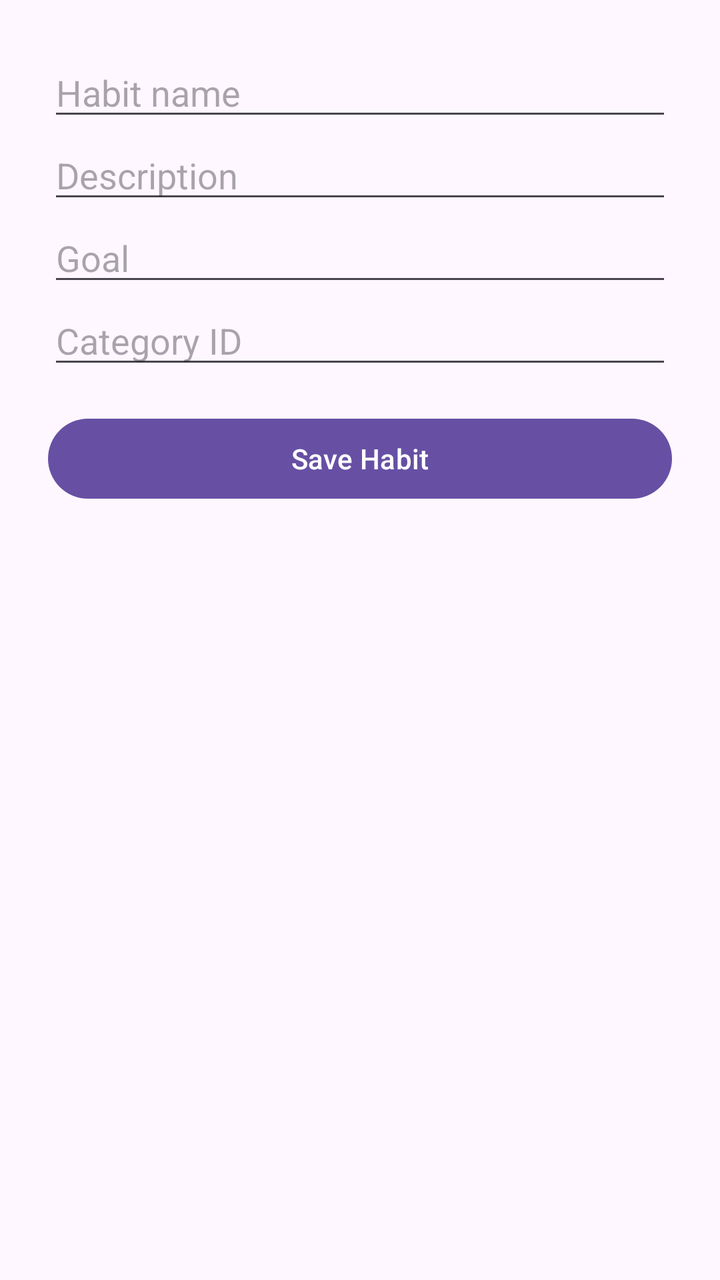
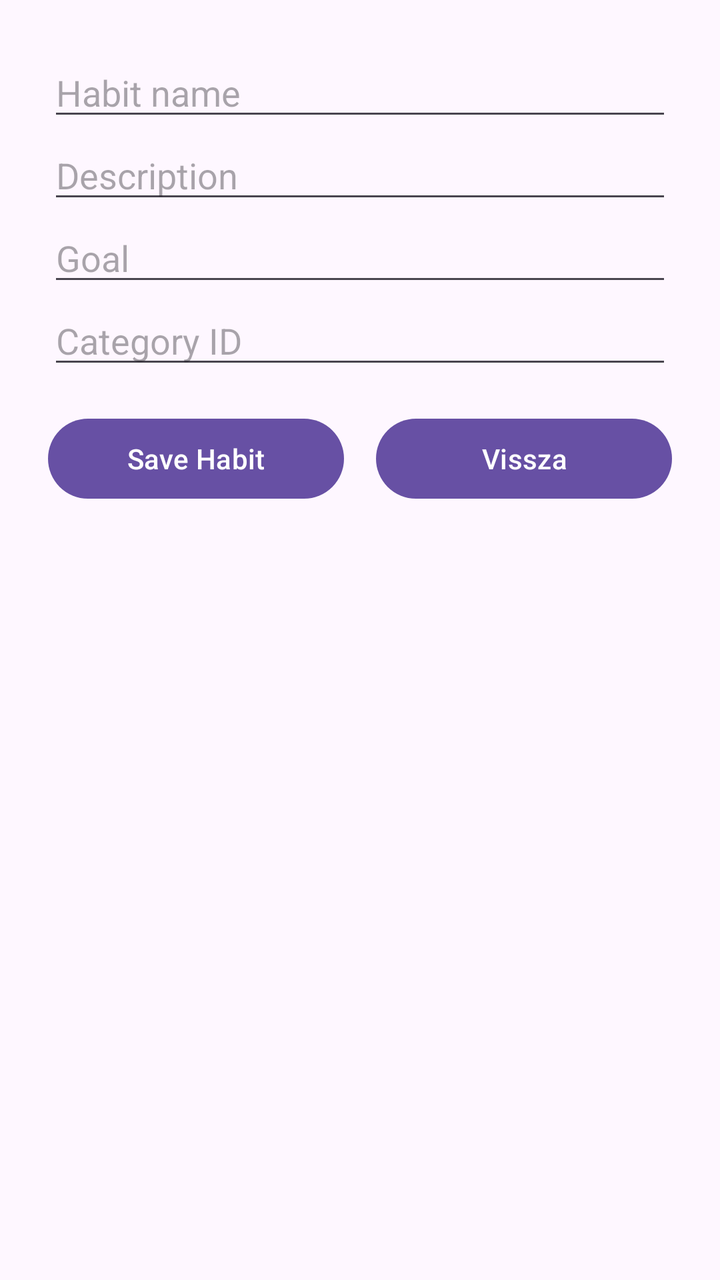

Two renders of the same Android screen: before a commit and after it. Below are the layout's source before the change and the commit's diff.
<!-- AndroidManifest.xml: application theme Theme.MyApplication -->
<!-- res/layout/fragment_add_habit.xml -->
<?xml version="1.0" encoding="utf-8"?>
<androidx.constraintlayout.widget.ConstraintLayout
    xmlns:android="http://schemas.android.com/apk/res/android"
    android:layout_width="match_parent"
    android:layout_height="match_parent">

    <LinearLayout
        xmlns:android="http://schemas.android.com/apk/res/android"
        android:orientation="vertical"
        android:padding="24dp"
        android:layout_width="match_parent"
        android:layout_height="match_parent">

        <EditText
            android:id="@+id/etHabitName"
            android:hint="Habit name"
            android:layout_width="match_parent"
            android:layout_height="wrap_content"/>

        <EditText
            android:id="@+id/etHabitDescription"
            android:hint="Description"
            android:layout_width="match_parent"
            android:layout_height="wrap_content"/>

        <EditText
            android:id="@+id/etHabitGoal"
            android:hint="Goal"
            android:layout_width="match_parent"
            android:layout_height="wrap_content"/>

        <EditText
            android:id="@+id/etHabitCategoryId"
            android:hint="Category ID"
            android:inputType="number"
            android:layout_width="match_parent"
            android:layout_height="wrap_content"/>

        <Button
            android:id="@+id/btnSaveHabit"
            android:text="Save Habit"
            android:layout_width="match_parent"
            android:layout_height="wrap_content"
            android:layout_marginTop="16dp"/>

    </LinearLayout> </androidx.constraintlayout.widget.ConstraintLayout>
<!-- resources referenced by this layout -->
<resources>
  <style name="Theme.MyApplication" parent="Base.Theme.MyApplication" />
  <style name="Base.Theme.MyApplication" parent="Theme.Material3.DayNight.NoActionBar">
          
          
      </style>
</resources>

<!-- the commit's change to res/layout/fragment_add_habit.xml (unified diff, before → after) -->
@@ -36,11 +36,27 @@
             android:layout_width="match_parent"
             android:layout_height="wrap_content"/>
 
-        <Button
-            android:id="@+id/btnSaveHabit"
-            android:text="Save Habit"
+        <LinearLayout
             android:layout_width="match_parent"
             android:layout_height="wrap_content"
-            android:layout_marginTop="16dp"/>
+            android:orientation="horizontal"
+            android:layout_marginTop="16dp">
+
+            <Button
+                android:id="@+id/btnSaveHabit"
+                android:text="Save Habit"
+                android:layout_width="0dp"
+                android:layout_height="wrap_content"
+                android:layout_weight="1"
+                android:layout_marginEnd="8dp"/>
+
+            <Button
+                android:id="@+id/btnBack"
+                android:text="Vissza"
+                android:layout_width="0dp"
+                android:layout_height="wrap_content"
+                android:layout_weight="1"
+                android:layout_marginStart="8dp"/>
+        </LinearLayout>
 
     </LinearLayout> </androidx.constraintlayout.widget.ConstraintLayout>
